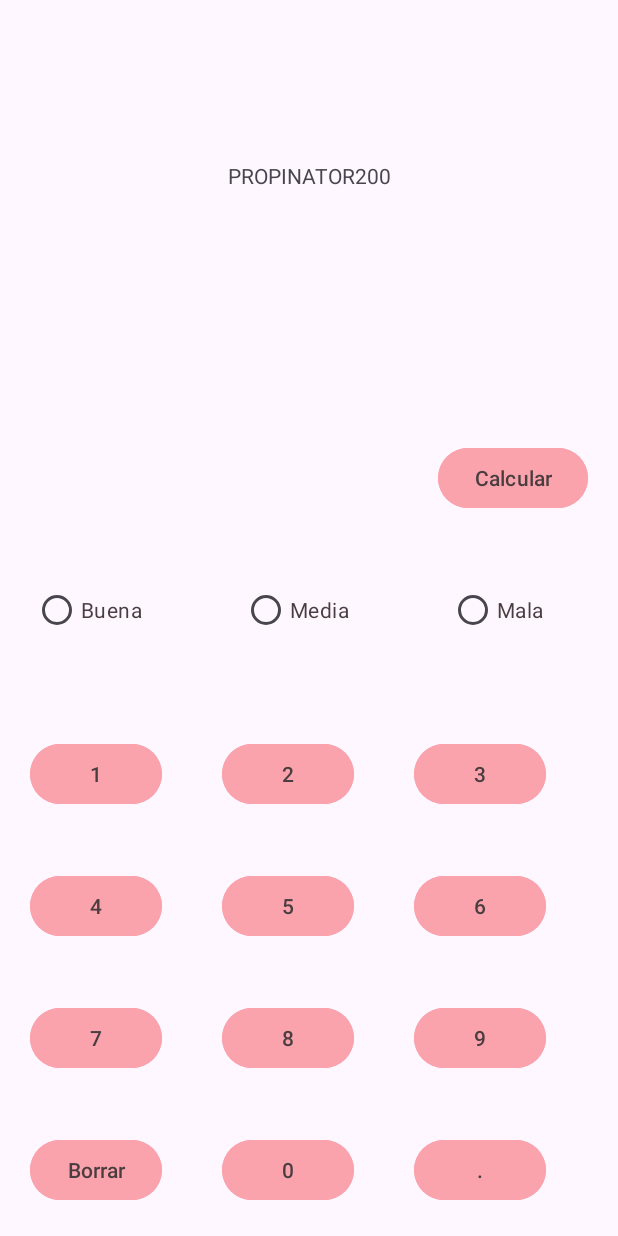
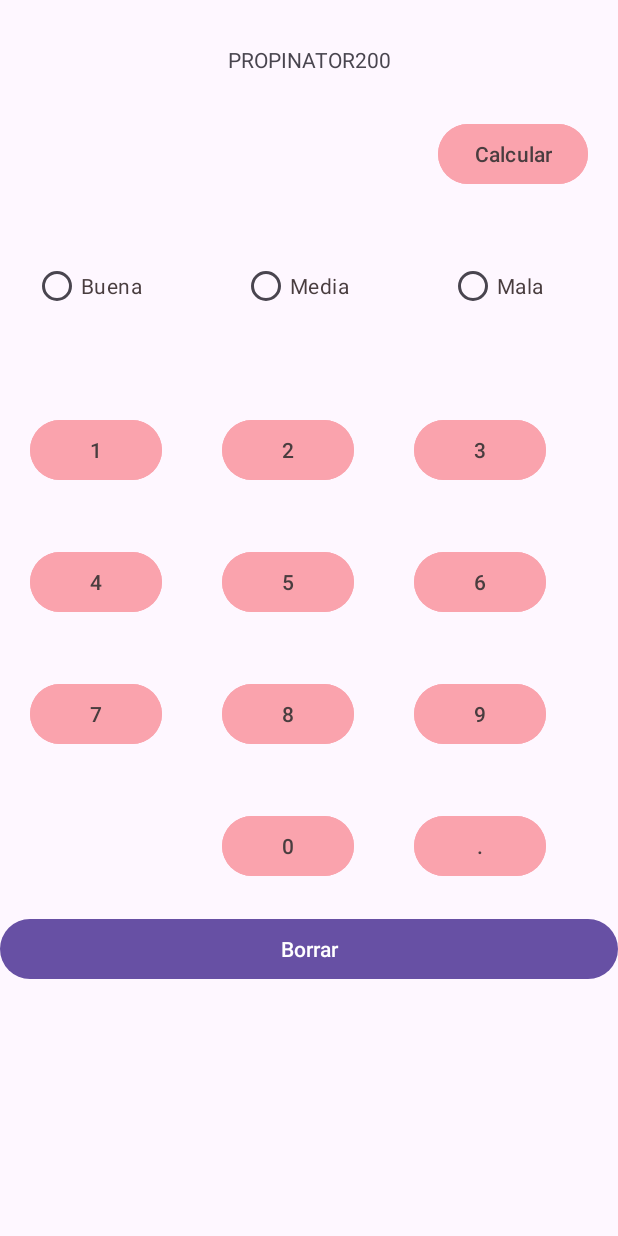
Before and after one commit to AnahiHinojosa/Propinator2000, an Android app: the screen it shows after launch (MainActivity), on a phone screen of 412 x 824 dp. Run offline under Robolectric (Android 15) with nearby library versions, the phone set to English and light mode, and no system bars.

Commit message:
terminar button borrar

```diff
--- a/app/src/main/res/layout/activity_main.xml
+++ b/app/src/main/res/layout/activity_main.xml
@@ -12,11 +12,10 @@
         android:layout_width="wrap_content"
         android:layout_height="wrap_content"
         android:text="PROPINATOR200"
-        app:layout_constraintBottom_toBottomOf="parent"
-        app:layout_constraintEnd_toEndOf="parent"
-        app:layout_constraintStart_toStartOf="parent"
-        app:layout_constraintTop_toTopOf="parent"
-        app:layout_constraintVertical_bias="0.133" />
+        app:layout_constraintBottom_toTopOf="@id/calcular"
+        app:layout_constraintEnd_toEndOf="@id/main"
+        app:layout_constraintStart_toStartOf="@id/main"
+        app:layout_constraintTop_toTopOf="parent" />
 
     <RadioGroup
         android:id="@+id/radios"
@@ -52,7 +51,7 @@
         android:id="@+id/selecion"
         android:layout_width="match_parent"
         android:layout_height="wrap_content"
-        app:layout_constraintBottom_toBottomOf="@id/main">
+        app:layout_constraintBottom_toTopOf="@id/borrar">
 
         <TableRow
             android:layout_width="match_parent"
@@ -136,11 +135,9 @@
             android:layout_width="match_parent"
             android:layout_height="match_parent">
 
-            <Button
-                android:id="@+id/borrar"
-                android:layout_margin="20dp"
-                style="@style/styloBotones"
-                android:text="Borrar" />
+            <Space
+                android:layout_width="wrap_content"
+                android:layout_height="wrap_content" />
 
             <Button
                 android:id="@+id/cero"
@@ -150,8 +147,8 @@
 
             <Button
                 android:id="@+id/punto"
+                style="@style/styloBotones"
                 android:layout_margin="20dp"
-                style="@style/styloBotones"
                 android:text="." />
 
         </TableRow>
@@ -170,8 +167,18 @@
         android:layout_width="245dp"
         android:layout_height="79dp"
         android:layout_marginBottom="128dp"
+        app:layout_constraintTop_toBottomOf="@id/textprincipal"
         app:layout_constraintBottom_toTopOf="@+id/selecion"
         app:layout_constraintEnd_toStartOf="@id/calcular"
         app:layout_constraintStart_toStartOf="@id/main" />
 
+    <Button
+        android:id="@+id/borrar"
+        android:layout_height="wrap_content"
+        android:layout_width="0dp"
+        android:text="@string/borrar"
+        app:layout_constraintEnd_toEndOf="@id/main"
+        app:layout_constraintStart_toStartOf="@id/main"
+        app:layout_constraintTop_toBottomOf="@id/selecion"  />
+
 </androidx.constraintlayout.widget.ConstraintLayout>
--- a/app/src/main/res/values/strings.xml
+++ b/app/src/main/res/values/strings.xml
@@ -1,3 +1,4 @@
 <resources>
     <string name="app_name">Propinator2000</string>
+    <string name="borrar">Borrar</string>
 </resources>
```
Also changed, not shown: app/src/main/java/com/ahinojosa/propinator2000/MainActivity.java (+31 -3 lines).
